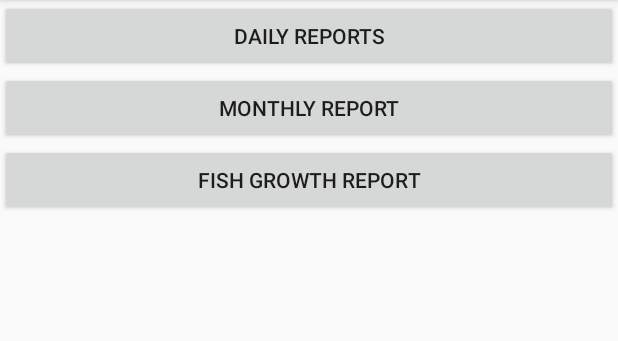
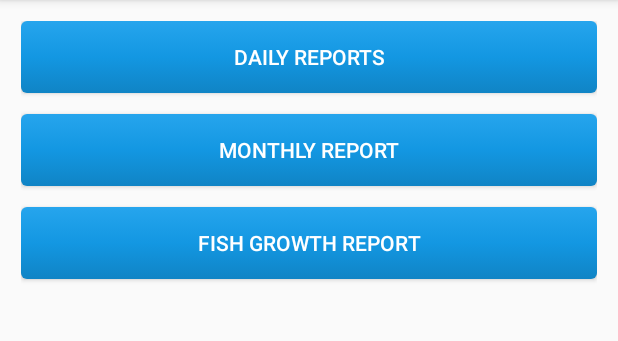
Before and after one commit to walteranyika/josdav, an Android app: the Reports screen opened directly, with no data from a screen before it, on a phone screen of 412 x 824 dp, the part 84-425 px from its top. Run offline under Robolectric (Android 15) with nearby library versions, the phone set to English and light mode, and no system bars; our stand-ins replace Firebase (no records; nobody signed in at launch, a user with empty details on screens opened directly); libraries missing offline, so code that uses them is left out: com.firebase.client.

Commit message:
Styled Buttons

```diff
--- /dev/null
+++ b/app/src/main/res/drawable/selector_button.xml
@@ -0,0 +1,7 @@
+<?xml version="1.0" encoding="utf-8"?>
+<selector xmlns:android="http://schemas.android.com/apk/res/android">
+    <item android:drawable="@drawable/selector_button_pressed" android:state_enabled="true" android:state_pressed="true" />
+    <item android:drawable="@drawable/selector_button_pressed" android:state_activated="true" android:state_enabled="true" />
+    <item android:drawable="@drawable/selector_button_pressed" android:state_enabled="true" android:state_selected="true" />
+    <item android:drawable="@drawable/selector_button_normal" />
+</selector>
--- /dev/null
+++ b/app/src/main/res/drawable/selector_button_normal.xml
@@ -0,0 +1,11 @@
+<?xml version="1.0" encoding="utf-8"?>
+<shape xmlns:android="http://schemas.android.com/apk/res/android">
+        <corners android:bottomLeftRadius="4dp"
+        android:bottomRightRadius="4dp"
+        android:topLeftRadius="4dp"
+        android:topRightRadius="4dp" />
+        <gradient android:angle="-90"
+        android:centerColor="#1397e2"
+        android:endColor="#1084c5"
+        android:startColor="#26a5ed" />
+</shape>
--- /dev/null
+++ b/app/src/main/res/drawable/selector_button_pressed.xml
@@ -0,0 +1,11 @@
+<?xml version="1.0" encoding="utf-8"?>
+<shape xmlns:android="http://schemas.android.com/apk/res/android">
+<corners android:bottomLeftRadius="4dp"
+android:bottomRightRadius="4dp"
+android:topLeftRadius="4dp"
+android:topRightRadius="4dp" />
+<gradient android:angle="-90"
+android:centerColor="#107ab8"
+android:endColor="#0d679c"
+android:startColor="#128dd4" />
+</shape>
--- a/app/src/main/res/layout/activity_custom.xml
+++ b/app/src/main/res/layout/activity_custom.xml
@@ -49,6 +49,8 @@
         android:text="@string/signed_out" />
 
     <Button
+        android:background="@drawable/selector_button"
+        android:textColor="#fff"
         android:id="@+id/button_sign_in"
         android:layout_width="@dimen/field_width_standard"
         android:layout_height="wrap_content"
--- a/app/src/main/res/layout/activity_daily2.xml
+++ b/app/src/main/res/layout/activity_daily2.xml
@@ -130,7 +130,8 @@
             android:layout_gravity="right"
             android:layout_marginEnd="7dp"
             android:layout_marginRight="7dp"
-            android:background="@color/btn_login"
+            android:background="@drawable/selector_button"
+            android:textColor="#fff"
             android:text="@string/post"/>
 
 
--- a/app/src/main/res/layout/activity_discussion_group.xml
+++ b/app/src/main/res/layout/activity_discussion_group.xml
@@ -9,8 +9,7 @@
     android:paddingBottom="@dimen/activity_vertical_margin"
     android:paddingLeft="@dimen/activity_horizontal_margin"
     android:paddingRight="@dimen/activity_horizontal_margin"
-    android:paddingTop="@dimen/activity_vertical_margin"
-    >
+    android:paddingTop="@dimen/activity_vertical_margin">
 
 
 
--- a/app/src/main/res/layout/activity_faq.xml
+++ b/app/src/main/res/layout/activity_faq.xml
@@ -8,8 +8,7 @@
     android:paddingBottom="@dimen/activity_vertical_margin"
     android:paddingLeft="@dimen/activity_horizontal_margin"
     android:paddingRight="@dimen/activity_horizontal_margin"
-    android:paddingTop="@dimen/activity_vertical_margin"
-    tools:context="ent.josdav.adefault.ubuntu.josdaventerprises.FAQActivity">
+    android:paddingTop="@dimen/activity_vertical_margin">
 
     <TextView
         android:id="@+id/textViewArtist"
--- a/app/src/main/res/layout/activity_fcrin.xml
+++ b/app/src/main/res/layout/activity_fcrin.xml
@@ -3,8 +3,7 @@
     xmlns:app="http://schemas.android.com/apk/res-auto"
     xmlns:tools="http://schemas.android.com/tools"
     android:layout_width="match_parent"
-    android:layout_height="match_parent"
-    tools:context="ent.josdav.adefault.ubuntu.josdaventerprises.FCRIN">
+    android:layout_height="match_parent">
 
     <TextView
         android:id="@+id/ponstock"
--- a/app/src/main/res/layout/activity_fish_growth.xml
+++ b/app/src/main/res/layout/activity_fish_growth.xml
@@ -32,6 +32,8 @@
     </android.support.design.widget.TextInputLayout>
 
     <Button
+        android:background="@drawable/selector_button"
+        android:textColor="#fff"
         android:onClick="submit"
         android:layout_marginTop="16dp"
         android:id="@+id/button7"
--- a/app/src/main/res/layout/activity_google.xml
+++ b/app/src/main/res/layout/activity_google.xml
@@ -8,6 +8,8 @@
 
 
     <Button
+        android:background="@drawable/selector_button"
+        android:layout_marginBottom="12dp"
         android:layout_marginTop="30dp"
         android:text="Sign In With Google"
         android:id="@+id/sign_in_button"
--- a/app/src/main/res/layout/activity_reports.xml
+++ b/app/src/main/res/layout/activity_reports.xml
@@ -5,17 +5,24 @@
               android:layout_width="match_parent"
               android:layout_height="match_parent"
               android:orientation="vertical"
+              android:padding="14dp"
               tools:context="adefault.ubuntu.josdav.josdav.Reports">
 
 
     <Button
+        android:background="@drawable/selector_button"
+        android:textColor="#fff"
         android:onClick="dailyReports"
         android:id="@+id/button6"
         android:layout_width="match_parent"
         android:layout_height="wrap_content"
+        android:layout_marginBottom="14dp"
         android:text="Daily Reports"/>
 
     <Button
+        android:layout_marginBottom="14dp"
+        android:background="@drawable/selector_button"
+        android:textColor="#fff"
         android:onClick="monthlyReports"
         android:id="@+id/button5"
         android:layout_width="match_parent"
@@ -23,6 +30,9 @@
         android:text="Monthly Report"/>
 
     <Button
+        android:layout_marginBottom="14dp"
+        android:background="@drawable/selector_button"
+        android:textColor="#fff"
         android:onClick="fishGrowth"
         android:id="@+id/button8"
         android:layout_width="match_parent"
--- a/app/src/main/res/layout/activity_signup.xml
+++ b/app/src/main/res/layout/activity_signup.xml
@@ -41,6 +41,8 @@
             android:inputType="textPassword" />
 
         <Button
+            android:background="@drawable/selector_button"
+            android:textColor="#fff"
             android:id="@+id/buttonSignup"
             android:layout_width="match_parent"
             android:layout_height="wrap_content"
--- a/app/src/main/res/layout/activity_signup_new.xml
+++ b/app/src/main/res/layout/activity_signup_new.xml
@@ -41,6 +41,8 @@
             android:inputType="textPassword" />
 
         <Button
+            android:background="@drawable/selector_button"
+            android:textColor="#fff"
             android:id="@+id/buttonSignup"
             android:layout_width="match_parent"
             android:layout_height="wrap_content"
```
Also changed, not shown: app/src/main/res/layout/activity_edit_profile.xml (+3 -5 lines), app/src/main/java/adefault/ubuntu/josdav/josdav/FishGrowthReportActivity.java (line endings or trailing spaces).
